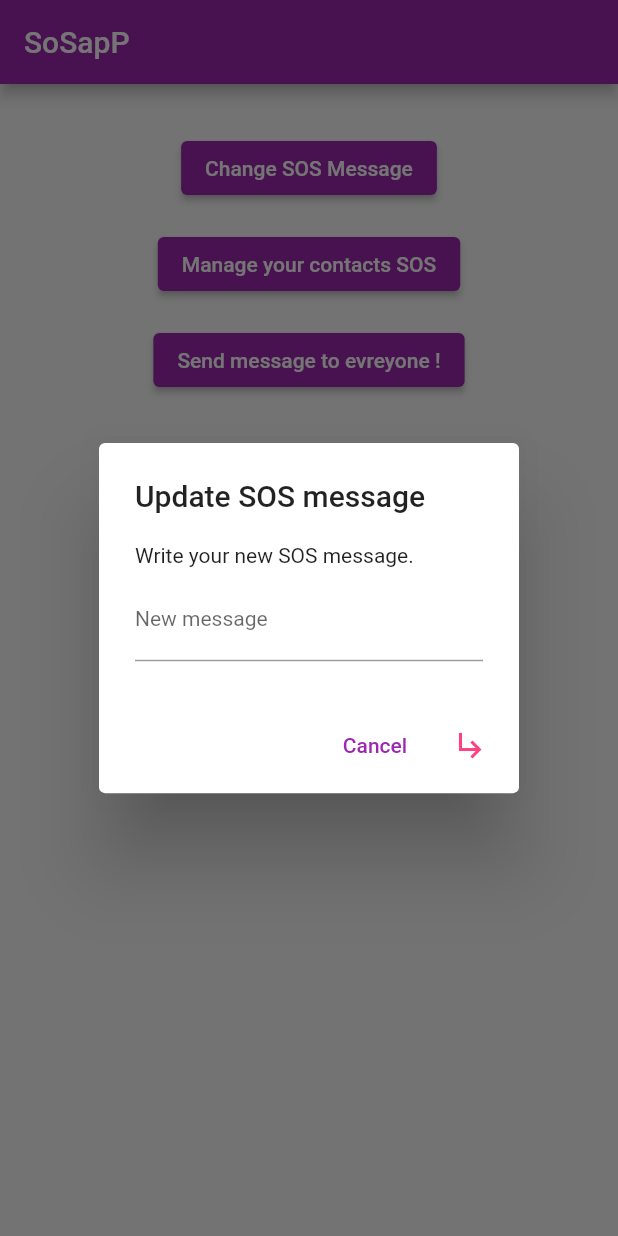
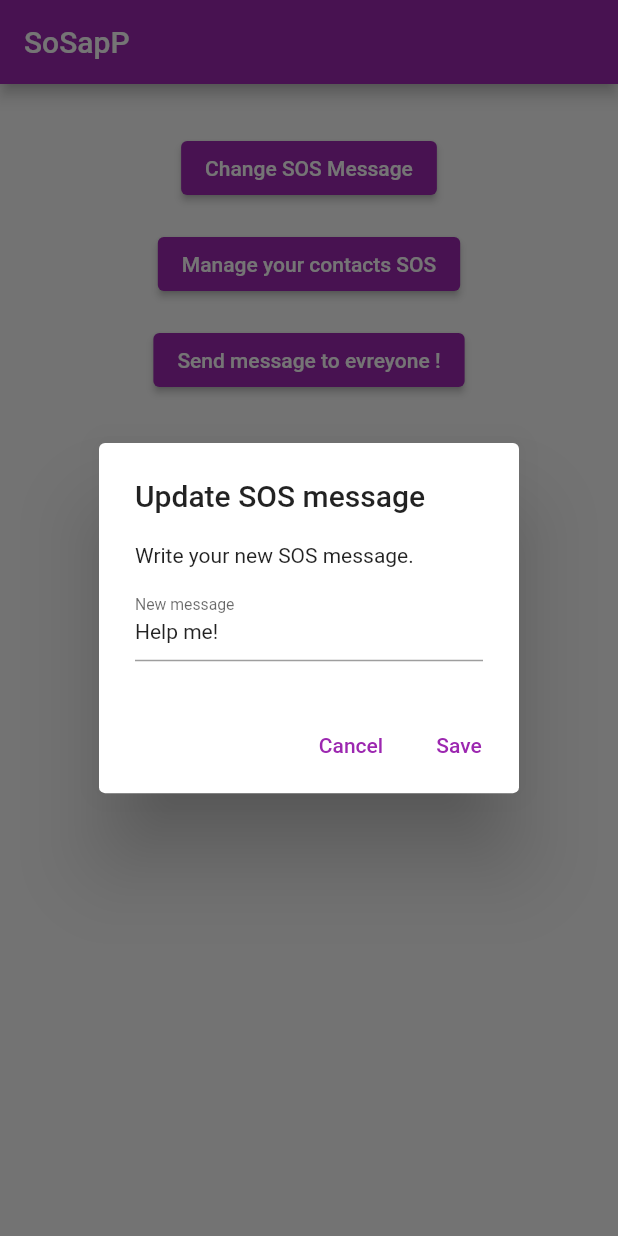
Before and after one commit to Dorcas2217/Mobile, a Flutter app: the screen it shows after launch, after a tap on "Change SOS Message", on a phone screen of 412 x 824 dp. Run offline on Flutter 3.47's test engine with Material 2 defaults, Android fonts, the phone set to English and light mode, and no system bars; our stand-ins replace location; missing offline and left inert: dart:js, flutter_loading_animation_kit, flutter_sms.

Commit message:
change message controller

```diff
--- a/ex7/lib/TelDialog.dart
+++ b/ex7/lib/TelDialog.dart
@@ -66,14 +66,15 @@ class _TelDialogState extends State<TelDialog> {
                   ],
                 ),
               ),
-              IconButton(
+              TextButton(
                   onPressed: () {
                     if (key.currentState!.validate()) {
                       model.addPhone(phoneController.text);
                       phoneController.clear();
                     }
                   },
-                  icon: const Icon(Icons.subdirectory_arrow_right)
+                  child: const Text("submit")
+
               )
             ],
           ),
--- a/ex7/lib/homeScreen.dart
+++ b/ex7/lib/homeScreen.dart
@@ -26,9 +26,7 @@ class _HomeScreenState extends State<HomeScreen> {
               ElevatedButton(
                 onPressed: () => showDialog(
                   context: context,
-                  builder: (context) => UrgenceMessageDialog(
-                  message: Provider.of<SosViewModel>(context, listen: false).getMessage,
-                  ),
+                  builder: (context) => UrgenceMessageDialog(),
                 ),
                 child: const Text("Change SOS Message"),
               ),
@@ -59,11 +57,9 @@ class _HomeScreenState extends State<HomeScreen> {
 
 
 class UrgenceMessageDialog extends StatefulWidget {
-  final String message;
 
   const UrgenceMessageDialog({
     Key? key,
-    required this.message,
   }) : super(key: key);
 
   @override
@@ -74,9 +70,16 @@ class _UrgenceMessageDialogState extends State<UrgenceMessageDialog> {
   final messageController = TextEditingController();
   final key = GlobalKey<FormState>();
 
+  @override
+  void dispose() {
+    super.dispose();
+    messageController.dispose();
+  }
+
 
   @override
   Widget build(BuildContext context) {
+    messageController.text = Provider.of<SosViewModel>(context,listen: false).getMessage;
     return AlertDialog(
       title: const Text("Update SOS message"),
       content: SingleChildScrollView(
@@ -91,7 +94,6 @@ class _UrgenceMessageDialogState extends State<UrgenceMessageDialog> {
             ),
             const SizedBox(height: 8),
             Form(
-
               key: key,
               child: Column(
                 children: [
@@ -115,7 +117,7 @@ class _UrgenceMessageDialogState extends State<UrgenceMessageDialog> {
           onPressed: () => Navigator.pop(context),
           child: const Text("Cancel"),
         ),
-        IconButton(
+        TextButton(
           onPressed: () {
             if(key.currentState!.validate()){
               var provider = Provider.of<SosViewModel>(context, listen: false);
@@ -123,8 +125,7 @@ class _UrgenceMessageDialogState extends State<UrgenceMessageDialog> {
               Navigator.pop(context);
             }
           },
-          icon: const Icon(Icons.subdirectory_arrow_right),
-          color: Colors.pinkAccent,
+          child: const Text("Save"),
         ),
       ],
     );
--- a/ex7/lib/view_model/SosViewModel.dart
+++ b/ex7/lib/view_model/SosViewModel.dart
@@ -3,13 +3,13 @@ import 'package:flutter_sms/flutter_sms.dart';
 import 'package:location/location.dart';
 
 class SosViewModel extends ChangeNotifier{
-  var message = "Help me!";
+  var _message = "Help me!";
   List<String> phones = ["+32492877015"];
 
-  String get getMessage => message;
+  String get getMessage => _message;
 
   void updateMessage(String message){
-    this.message = message;
+    _message = message;
     notifyListeners();
   }
 
@@ -26,7 +26,7 @@ class SosViewModel extends ChangeNotifier{
   Future<void> sendSOS() async {
     var location = await _getLocation();
     await sendSMS(
-      message: message.replaceFirst("@loc", "${location?.latitude}, ${location?.longitude}"),
+      message: _message.replaceFirst("@loc", "${location?.latitude}, ${location?.longitude}"),
       recipients: [...phones],
     );
   }
```
